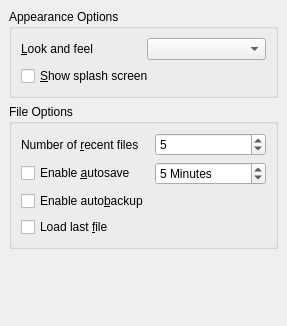
Before: the Qt Designer form src/generalconfig.ui in mattcaron/qbrew, drawn with Qt 5.
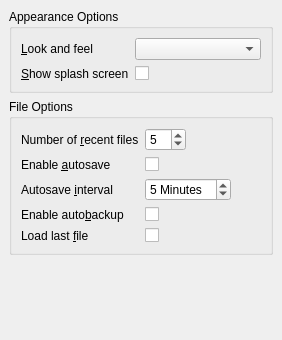
After: the same form once the commit is applied.

Commit message: Use form layouts; additional icon work

```diff
--- a/src/generalconfig.ui
+++ b/src/generalconfig.ui
@@ -3,154 +3,195 @@
  <comment></comment>
  <exportmacro></exportmacro>
  <class>GeneralConfig</class>
- <widget class="QWidget" name="GeneralConfig" >
-  <property name="geometry" >
+ <widget class="QWidget" name="GeneralConfig">
+  <property name="geometry">
    <rect>
     <x>0</x>
     <y>0</y>
-    <width>287</width>
-    <height>326</height>
+    <width>282</width>
+    <height>340</height>
    </rect>
   </property>
-  <property name="windowTitle" >
+  <property name="windowTitle">
    <string>Form</string>
   </property>
-  <layout class="QVBoxLayout" >
-   <property name="margin" >
-    <number>9</number>
-   </property>
-   <property name="spacing" >
+  <layout class="QVBoxLayout">
+   <property name="spacing">
     <number>6</number>
    </property>
+   <property name="margin">
+    <number>9</number>
+   </property>
    <item>
-    <widget class="QGroupBox" name="appearancebox" >
-     <property name="title" >
+    <widget class="QGroupBox" name="appearancebox">
+     <property name="title">
       <string>Appearance Options</string>
      </property>
-     <property name="flat" >
+     <property name="flat">
       <bool>false</bool>
      </property>
-     <property name="checkable" >
+     <property name="checkable">
       <bool>false</bool>
      </property>
-     <layout class="QGridLayout" >
-      <property name="margin" >
+     <layout class="QFormLayout" name="formLayout">
+      <property name="horizontalSpacing">
+       <number>6</number>
+      </property>
+      <property name="verticalSpacing">
+       <number>6</number>
+      </property>
+      <property name="margin">
        <number>9</number>
       </property>
-      <property name="spacing" >
-       <number>6</number>
-      </property>
-      <item row="0" column="0" >
-       <widget class="QLabel" name="lookfeellabel" >
-        <property name="text" >
+      <item row="0" column="0">
+       <widget class="QLabel" name="lookfeellabel">
+        <property name="text">
          <string>&amp;Look and feel</string>
         </property>
-        <property name="buddy" >
+        <property name="buddy">
          <cstring>lookfeel</cstring>
         </property>
        </widget>
       </item>
-      <item row="0" column="1" >
-       <widget class="QComboBox" name="lookfeel" >
-        <property name="whatsThis" >
-         <string>&lt;p>You may select a different look and feel for the application. This will affect the appearance of the application's controls and widgets.&lt;/p></string>
+      <item row="0" column="1">
+       <widget class="QComboBox" name="lookfeel">
+        <property name="whatsThis">
+         <string>&lt;p&gt;You may select a different look and feel for the application. This will affect the appearance of the application's controls and widgets.&lt;/p&gt;</string>
         </property>
        </widget>
       </item>
-      <item row="1" column="0" colspan="2" >
-       <widget class="QCheckBox" name="showsplash" >
-        <property name="whatsThis" >
-         <string>&lt;p>Select this option to show the splash screen when the program starts.&lt;/p></string>
+      <item row="1" column="1">
+       <widget class="QCheckBox" name="showsplash">
+        <property name="whatsThis">
+         <string>&lt;p&gt;Select this option to show the splash screen when the program starts.&lt;/p&gt;</string>
         </property>
-        <property name="text" >
+        <property name="text">
+         <string/>
+        </property>
+       </widget>
+      </item>
+      <item row="1" column="0">
+       <widget class="QLabel" name="showsplashlabel">
+        <property name="text">
          <string>&amp;Show splash screen</string>
         </property>
+        <property name="buddy">
+         <cstring>showsplash</cstring>
+        </property>
        </widget>
       </item>
      </layout>
     </widget>
    </item>
    <item>
-    <widget class="QGroupBox" name="filebox" >
-     <property name="title" >
+    <widget class="QGroupBox" name="filebox">
+     <property name="title">
       <string>File Options</string>
      </property>
-     <layout class="QGridLayout" >
-      <property name="margin" >
-       <number>9</number>
+     <layout class="QFormLayout" name="formLayout_2">
+      <property name="fieldGrowthPolicy">
+       <enum>QFormLayout::ExpandingFieldsGrow</enum>
       </property>
-      <property name="spacing" >
-       <number>6</number>
-      </property>
-      <item row="3" column="0" >
-       <widget class="QCheckBox" name="loadlast" >
-        <property name="whatsThis" >
-         <string>&lt;p>Select this option to automatically load the last file used in this program.&lt;/p></string>
+      <item row="0" column="0">
+       <widget class="QLabel" name="recentlabel">
+        <property name="text">
+         <string>Number of &amp;recent files</string>
         </property>
-        <property name="text" >
-         <string>Load last &amp;file</string>
+        <property name="buddy">
+         <cstring>recentnum</cstring>
         </property>
        </widget>
       </item>
-      <item row="2" column="0" >
-       <widget class="QCheckBox" name="autobackup" >
-        <property name="whatsThis" >
-         <string>&lt;p>Selecting this will cause the program to automatically backup every file that you open and modify.&lt;/p></string>
+      <item row="0" column="1">
+       <widget class="QSpinBox" name="recentnum">
+        <property name="whatsThis">
+         <string>&lt;p&gt;Use this to set the number of files displayed in the &lt;b&gt;Open Recent...&lt;/b&gt; menu&lt;/p&gt;</string>
         </property>
-        <property name="text" >
-         <string>Enable auto&amp;backup</string>
+        <property name="maximum">
+         <number>50</number>
         </property>
+        <property name="value">
+         <number>5</number>
+        </property>
        </widget>
       </item>
-      <item row="1" column="1" >
-       <widget class="QSpinBox" name="saveinterval" >
-        <property name="whatsThis" >
-         <string>&lt;p>This field will allow you to select the Autosave interval.&lt;/p></string>
+      <item row="3" column="1">
+       <widget class="QSpinBox" name="saveinterval">
+        <property name="whatsThis">
+         <string>&lt;p&gt;This field will allow you to select the Autosave interval.&lt;/p&gt;</string>
         </property>
-        <property name="suffix" >
+        <property name="suffix">
          <string> Minutes</string>
         </property>
-        <property name="maximum" >
+        <property name="maximum">
          <number>30</number>
         </property>
-        <property name="singleStep" >
+        <property name="singleStep">
          <number>5</number>
         </property>
-        <property name="value" >
+        <property name="value">
          <number>5</number>
         </property>
        </widget>
       </item>
-      <item row="1" column="0" >
-       <widget class="QCheckBox" name="autosave" >
-        <property name="whatsThis" >
-         <string>&lt;p>Enables autosaving of files. If this is checked, files will be automatically saved at the selected interval.&lt;/p></string>
+      <item row="6" column="0">
+       <widget class="QLabel" name="autobackuplabel">
+        <property name="text">
+         <string>Enable auto&amp;backup</string>
         </property>
-        <property name="text" >
+        <property name="buddy">
+         <cstring>autobackup</cstring>
+        </property>
+       </widget>
+      </item>
+      <item row="6" column="1">
+       <widget class="QCheckBox" name="autobackup">
+        <property name="whatsThis">
+         <string>&lt;p&gt;Selecting this will cause the program to automatically backup every file that you open and modify.&lt;/p&gt;</string>
+        </property>
+       </widget>
+      </item>
+      <item row="7" column="0">
+       <widget class="QLabel" name="loadlastlabel">
+        <property name="text">
+         <string>Load last &amp;file</string>
+        </property>
+        <property name="buddy">
+         <cstring>loadlast</cstring>
+        </property>
+       </widget>
+      </item>
+      <item row="7" column="1">
+       <widget class="QCheckBox" name="loadlast">
+        <property name="whatsThis">
+         <string>&lt;p&gt;Select this option to automatically load the last file used in this program.&lt;/p&gt;</string>
+        </property>
+       </widget>
+      </item>
+      <item row="2" column="1">
+       <widget class="QCheckBox" name="autosave">
+        <property name="whatsThis">
+         <string>&lt;p&gt;Enables autosaving of files. If this is checked, files will be automatically saved at the selected interval.&lt;/p&gt;</string>
+        </property>
+       </widget>
+      </item>
+      <item row="2" column="0">
+       <widget class="QLabel" name="autosavelabel">
+        <property name="text">
          <string>Enable &amp;autosave</string>
         </property>
-       </widget>
-      </item>
-      <item row="0" column="1" >
-       <widget class="QSpinBox" name="recentnum" >
-        <property name="whatsThis" >
-         <string>&lt;p>Use this to set the number of files displayed in the &lt;b>Open Recent...&lt;/b> menu&lt;/p></string>
+        <property name="buddy">
+         <cstring>autosave</cstring>
         </property>
-        <property name="maximum" >
-         <number>50</number>
-        </property>
-        <property name="value" >
-         <number>5</number>
-        </property>
        </widget>
       </item>
-      <item row="0" column="0" >
-       <widget class="QLabel" name="recentlabel" >
-        <property name="text" >
-         <string>Number of &amp;recent files</string>
+      <item row="3" column="0">
+       <widget class="QLabel" name="saveintervallabel">
+        <property name="text">
+         <string>Autosave &amp;interval</string>
         </property>
-        <property name="buddy" >
-         <cstring>recentnum</cstring>
+        <property name="buddy">
+         <cstring>saveinterval</cstring>
         </property>
        </widget>
       </item>
@@ -159,10 +200,10 @@
    </item>
    <item>
     <spacer>
-     <property name="orientation" >
+     <property name="orientation">
       <enum>Qt::Vertical</enum>
      </property>
-     <property name="sizeHint" >
+     <property name="sizeHint" stdset="0">
       <size>
        <width>20</width>
        <height>40</height>
```
Left out of the diff: 7 changed lines with no effect on the pictures. The commit also changes 12 other files.
